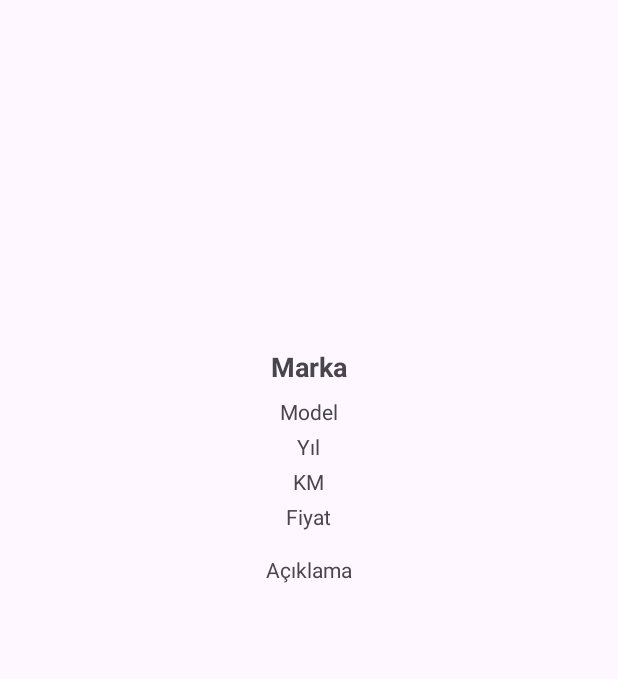
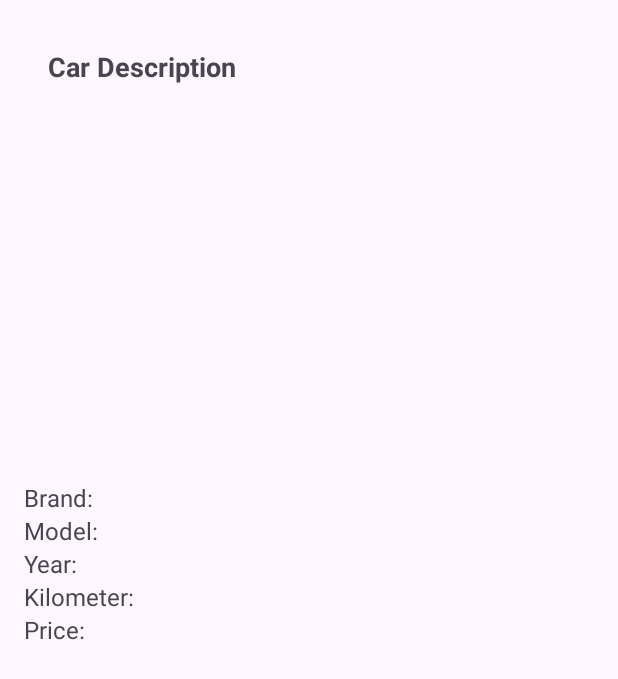
Before and after one commit to beradastan/mobilarababul, an Android app: the CarDetailFragment screen opened through its navigation route, on a phone screen of 412 x 824 dp. Shown: the top 679 px of the screen. Run offline under Robolectric (Android 15) with nearby library versions, the light colour scheme and no system bars; our stand-ins replace Room's generated code.

Commit message:
initial commit

```diff
--- a/app/build.gradle.kts
+++ b/app/build.gradle.kts
@@ -55,5 +55,7 @@ dependencies {
     implementation("com.github.bumptech.glide:glide:4.16.0")
     annotationProcessor("com.github.bumptech.glide:compiler:4.16.0")
     annotationProcessor("androidx.room:room-compiler:2.6.1")
+    implementation ("androidx.cardview:cardview:1.0.0")
+    implementation ("androidx.appcompat:appcompat:1.2.0")
 
 }
--- a/app/src/main/AndroidManifest.xml
+++ b/app/src/main/AndroidManifest.xml
@@ -22,5 +22,8 @@
             </intent-filter>
         </activity>
     </application>
+    <uses-permission android:name="android.permission.READ_EXTERNAL_STORAGE" />
+    <uses-permission android:name="android.permission.WRITE_EXTERNAL_STORAGE" />
+
 
 </manifest>
--- a/app/src/main/java/com/example/mobilproje/data/dao/CarDao.java
+++ b/app/src/main/java/com/example/mobilproje/data/dao/CarDao.java
@@ -15,6 +15,9 @@ import java.util.List;
 public interface CarDao {
     @Insert
     void insert(Car car);
+
+    @Query("SELECT * FROM cars WHERE id = :carId")
+    LiveData<Car> getCarById(int carId);
 
     @Query("SELECT * FROM cars ORDER BY id DESC")
     LiveData<List<Car>> getAllCars();
@@ -60,7 +63,8 @@ public interface CarDao {
     LiveData<List<Car>> getSortedCarsByKmDesc(); // Azalan kilometre sıralaması
 
 
-
+    @Query("DELETE FROM cars WHERE id = :carId")
+    void deleteCarById(int carId);
 
 
 
--- /dev/null
+++ b/app/src/main/java/com/example/mobilproje/data/dao/CarImageDao.java
@@ -0,0 +1,19 @@
+package com.example.mobilproje.data.dao;
+
+import androidx.room.Dao;
+import androidx.room.Insert;
+import androidx.room.Query;
+
+import com.example.mobilproje.data.model.CarImage;
+
+import java.util.List;
+
+@Dao
+public interface CarImageDao {
+
+    @Insert
+    void insertImage(CarImage image);
+
+    @Query("SELECT * FROM car_images WHERE carId = :carId")
+    List<CarImage> getImagesForCar(int carId);
+}
--- a/app/src/main/java/com/example/mobilproje/data/database/AppDatabase.java
+++ b/app/src/main/java/com/example/mobilproje/data/database/AppDatabase.java
@@ -9,12 +9,14 @@ import androidx.room.TypeConverters;
 
 import com.example.mobilproje.data.dao.BrandDao;
 import com.example.mobilproje.data.dao.CarDao;
+import com.example.mobilproje.data.dao.CarImageDao;
 import com.example.mobilproje.data.dao.UserDao;
 import com.example.mobilproje.data.model.Brand;
 import com.example.mobilproje.data.model.Car;
+import com.example.mobilproje.data.model.CarImage;
 import com.example.mobilproje.data.model.User;
 
-@Database(entities = {Car.class, Brand.class, User.class}, version = 3)
+@Database(entities = {Car.class, Brand.class, User.class , CarImage.class}, version = 4)
 @TypeConverters({Converters.class})
 
 public abstract class AppDatabase extends RoomDatabase {
@@ -22,6 +24,7 @@ public abstract class AppDatabase extends RoomDatabase {
     private static AppDatabase instance;
     public abstract UserDao userDao();
 
+    public abstract CarImageDao carImageDao();
 
     public abstract CarDao carDao();
     public abstract BrandDao brandDao();
--- /dev/null
+++ b/app/src/main/java/com/example/mobilproje/ui/adapter/CarImageAdapter.java
@@ -0,0 +1,50 @@
+package com.example.mobilproje.ui.adapter;
+
+import android.content.Context;
+import android.graphics.Bitmap;
+import android.view.LayoutInflater;
+import android.view.ViewGroup;
+
+import androidx.annotation.NonNull;
+import androidx.recyclerview.widget.RecyclerView;
+
+import com.example.mobilproje.databinding.ItemCarImageBinding;
+
+import java.util.List;
+
+public class CarImageAdapter extends RecyclerView.Adapter<CarImageAdapter.ImageViewHolder> {
+
+    private final List<Bitmap> images;
+    private final Context context;
+
+    public CarImageAdapter(Context context, List<Bitmap> images) {
+        this.context = context;
+        this.images = images;
+    }
+
+    @NonNull
+    @Override
+    public ImageViewHolder onCreateViewHolder(@NonNull ViewGroup parent, int viewType) {
+        ItemCarImageBinding binding = ItemCarImageBinding.inflate(LayoutInflater.from(context), parent, false);
+        return new ImageViewHolder(binding);
+    }
+
+    @Override
+    public void onBindViewHolder(@NonNull ImageViewHolder holder, int position) {
+        holder.binding.imgCarImage.setImageBitmap(images.get(position));
+    }
+
+    @Override
+    public int getItemCount() {
+        return images.size();
+    }
+
+    public static class ImageViewHolder extends RecyclerView.ViewHolder {
+        ItemCarImageBinding binding;
+
+        public ImageViewHolder(@NonNull ItemCarImageBinding binding) {
+            super(binding.getRoot());
+            this.binding = binding;
+        }
+    }
+}
--- a/app/src/main/java/com/example/mobilproje/ui/fragment/AddCarFragment.java
+++ b/app/src/main/java/com/example/mobilproje/ui/fragment/AddCarFragment.java
@@ -41,6 +41,10 @@ public class AddCarFragment extends Fragment {
     private static final int PICK_IMAGES_REQUEST = 1;
     private final List<Uri> selectedImageUris = new ArrayList<>();
     private final ExecutorService executor = Executors.newSingleThreadExecutor();
+
+
+
+
 
     @Override
     public View onCreateView(@NonNull LayoutInflater inflater, ViewGroup container, Bundle savedInstanceState) {
--- a/app/src/main/java/com/example/mobilproje/ui/fragment/CarDetailFragment.java
+++ b/app/src/main/java/com/example/mobilproje/ui/fragment/CarDetailFragment.java
@@ -1,6 +1,7 @@
 package com.example.mobilproje.ui.fragment;
 
-import android.net.Uri;
+import android.graphics.Bitmap;
+import android.graphics.BitmapFactory;
 import android.os.Bundle;
 import android.view.LayoutInflater;
 import android.view.View;
@@ -9,43 +10,48 @@ import android.view.ViewGroup;
 import androidx.annotation.NonNull;
 import androidx.annotation.Nullable;
 import androidx.fragment.app.Fragment;
+import androidx.recyclerview.widget.LinearLayoutManager;
+import androidx.room.Room;
 
-import com.bumptech.glide.Glide;
-import com.example.mobilproje.data.model.Car;
+import com.example.mobilproje.data.database.AppDatabase;
+import com.example.mobilproje.data.model.CarImage;
 import com.example.mobilproje.databinding.FragmentCarDetailBinding;
+import com.example.mobilproje.ui.adapter.CarImageAdapter;
+
+import java.util.ArrayList;
+import java.util.List;
 
 public class CarDetailFragment extends Fragment {
-
     private FragmentCarDetailBinding binding;
+    private AppDatabase db;
+    private int carId = 1; // geçici olarak örnek carId
 
     @Override
-    public View onCreateView(LayoutInflater inflater, ViewGroup container, Bundle savedInstanceState) {
+    public View onCreateView(@NonNull LayoutInflater inflater, ViewGroup container, Bundle savedInstanceState) {
         binding = FragmentCarDetailBinding.inflate(inflater, container, false);
         return binding.getRoot();
     }
-
-
 
     @Override
     public void onViewCreated(@NonNull View view, @Nullable Bundle savedInstanceState) {
         super.onViewCreated(view, savedInstanceState);
 
-        if (getArguments() != null) {
-            Car car = (Car) getArguments().getSerializable("car");
-            if (car != null) {
-                binding.tvBrand.setText("Marka ID: " + car.brandId);
-                binding.tvModel.setText("Model: " + car.model);
-                binding.tvYear.setText("Yıl: " + car.year);
-                binding.tvKm.setText("KM: " + car.km);
-                binding.tvPrice.setText("Fiyat: " + car.price + " ₺");
-                binding.tvDescription.setText("Açıklama: " + car.description);
+        db = Room.databaseBuilder(requireContext(), AppDatabase.class, "car_database")
+                .allowMainThreadQueries()
+                .build();
 
-                if (car.imageUris != null && !car.imageUris.isEmpty()) {
-                    Glide.with(this)
-                            .load(Uri.parse(car.imageUris.get(0))) // ilk fotoğraf
-                            .into(binding.imgCar);
-                }
+        List<CarImage> imageList = db.carImageDao().getImagesForCar(carId);
+        List<Bitmap> bitmapList = new ArrayList<>();
+
+        for (CarImage image : imageList) {
+            Bitmap bitmap = BitmapFactory.decodeByteArray(image.imageData, 0, image.imageData.length);
+            if (bitmap != null) {
+                bitmapList.add(bitmap);
             }
         }
+
+        CarImageAdapter adapter = new CarImageAdapter(requireContext(), bitmapList);
+        binding.rvCarImages.setLayoutManager(new LinearLayoutManager(getContext(), LinearLayoutManager.HORIZONTAL, false));
+        binding.rvCarImages.setAdapter(adapter);
     }
 }
--- a/app/src/main/res/layout/fragment_car_detail.xml
+++ b/app/src/main/res/layout/fragment_car_detail.xml
@@ -1,66 +1,101 @@
-<?xml version="1.0" encoding="utf-8"?>
-<ScrollView xmlns:android="http://schemas.android.com/apk/res/android"
+<androidx.constraintlayout.widget.ConstraintLayout xmlns:android="http://schemas.android.com/apk/res/android"
+    xmlns:app="http://schemas.android.com/apk/res-auto"
+    xmlns:tools="http://schemas.android.com/tools"
     android:layout_width="match_parent"
     android:layout_height="match_parent"
-    android:padding="16dp">
+    tools:context=".ui.fragment.CarDetailFragment">
 
+    <!-- Car Description -->
+    <TextView
+        android:id="@+id/tvCarDescription"
+        android:layout_width="0dp"
+        android:layout_height="wrap_content"
+        android:layout_marginTop="16dp"
+        android:text="Car Description"
+        android:textSize="18sp"
+        android:textStyle="bold"
+        android:padding="16dp"
+        android:gravity="start|top"
+        android:layout_marginStart="16dp"
+        app:layout_constraintTop_toTopOf="parent"
+        app:layout_constraintStart_toStartOf="parent"
+        app:layout_constraintEnd_toEndOf="parent"/>
+
+    <!-- Scrollable Image Section -->
+    <androidx.recyclerview.widget.RecyclerView
+        android:id="@+id/rvCarImages"
+        android:layout_width="0dp"
+        android:layout_height="200dp"
+        android:layout_marginTop="16dp"
+        app:layout_constraintTop_toBottomOf="@id/tvCarDescription"
+        app:layout_constraintStart_toStartOf="parent"
+        app:layout_constraintEnd_toEndOf="parent"/>
+
+    <!-- Other Car Details Section -->
     <LinearLayout
+        android:id="@+id/llCarDetails"
+        android:layout_width="0dp"
+        android:layout_height="wrap_content"
         android:orientation="vertical"
-        android:layout_width="match_parent"
-        android:layout_height="wrap_content"
-        android:gravity="center_horizontal">
-
-        <ImageView
-            android:id="@+id/imgCar"
-            android:layout_width="match_parent"
-            android:layout_height="200dp"
-            android:scaleType="centerCrop"
-            android:layout_marginBottom="16dp"
-            android:contentDescription="Araç fotoğrafı" />
+        android:layout_marginTop="16dp"
+        android:padding="16dp"
+        android:layout_marginBottom="16dp"
+        app:layout_constraintTop_toBottomOf="@id/rvCarImages"
+        app:layout_constraintStart_toStartOf="parent"
+        app:layout_constraintEnd_toEndOf="parent">
 
         <TextView
             android:id="@+id/tvBrand"
-            android:text="Marka"
-            android:textStyle="bold"
-            android:textSize="18sp"
-            android:layout_marginBottom="8dp"
             android:layout_width="wrap_content"
-            android:layout_height="wrap_content" />
+            android:layout_height="wrap_content"
+            android:text="Brand: "
+            android:textSize="16sp"/>
 
         <TextView
             android:id="@+id/tvModel"
-            android:text="Model"
-            android:layout_marginBottom="4dp"
             android:layout_width="wrap_content"
-            android:layout_height="wrap_content" />
+            android:layout_height="wrap_content"
+            android:text="Model: "
+            android:textSize="16sp"/>
 
         <TextView
             android:id="@+id/tvYear"
-            android:text="Yıl"
-            android:layout_marginBottom="4dp"
             android:layout_width="wrap_content"
-            android:layout_height="wrap_content" />
+            android:layout_height="wrap_content"
+            android:text="Year: "
+            android:textSize="16sp"/>
 
         <TextView
             android:id="@+id/tvKm"
-            android:text="KM"
-            android:layout_marginBottom="4dp"
             android:layout_width="wrap_content"
-            android:layout_height="wrap_content" />
+            android:layout_height="wrap_content"
+            android:text="Kilometer: "
+            android:textSize="16sp"/>
 
         <TextView
             android:id="@+id/tvPrice"
-            android:text="Fiyat"
-            android:layout_marginBottom="4dp"
             android:layout_width="wrap_content"
-            android:layout_height="wrap_content" />
+            android:layout_height="wrap_content"
+            android:text="Price: "
+            android:textSize="16sp"/>
+    </LinearLayout>
 
-        <TextView
-            android:id="@+id/tvDescription"
-            android:text="Açıklama"
-            android:layout_marginTop="12dp"
-            android:layout_width="wrap_content"
-            android:layout_height="wrap_content" />
+    <!-- FrameLayout for Car Image (Replacing CardView) -->
+    <FrameLayout
+        android:id="@+id/frameLayoutCarImage"
+        android:layout_width="match_parent"
+        android:layout_height="200dp"
+        android:layout_marginTop="16dp"
+        app:layout_constraintTop_toBottomOf="@id/llCarDetails"
+        app:layout_constraintStart_toStartOf="parent"
+        app:layout_constraintEnd_toEndOf="parent">
 
-    </LinearLayout>
-</ScrollView>
+        <ImageView
+            android:id="@+id/imgCarImage"
+            android:layout_width="match_parent"
+            android:layout_height="match_parent"
+            android:scaleType="centerCrop"
+            android:contentDescription="Car Image" />
+    </FrameLayout>
+
+</androidx.constraintlayout.widget.ConstraintLayout>
--- a/app/src/main/res/navigation/nav_graph.xml
+++ b/app/src/main/res/navigation/nav_graph.xml
@@ -27,6 +27,10 @@
     <action
         android:id="@+id/action_carListFragment_to_addCarFragment"
         app:destination="@id/addCarFragment" />
+
+        <action
+            android:id="@+id/action_carListFragment_to_carDetailFragment"
+            app:destination="@id/carDetailFragment" />
 
 </fragment>
 
```
Also changed, not shown: app/src/main/java/com/example/mobilproje/data/model/Car.java (+67 -0 lines), app/src/main/java/com/example/mobilproje/data/model/CarImage.java (added, +21 -0 lines), app/src/main/java/com/example/mobilproje/ui/fragment/CarListFragment.java (+7 -2 lines), app/src/main/java/com/example/mobilproje/viewmodel/CarViewModel.java (+9 -0 lines), app/src/main/res/layout/item_car_admin.xml (added, +67 -0 lines), app/src/main/res/layout/item_car_image.xml (added, +14 -0 lines).
